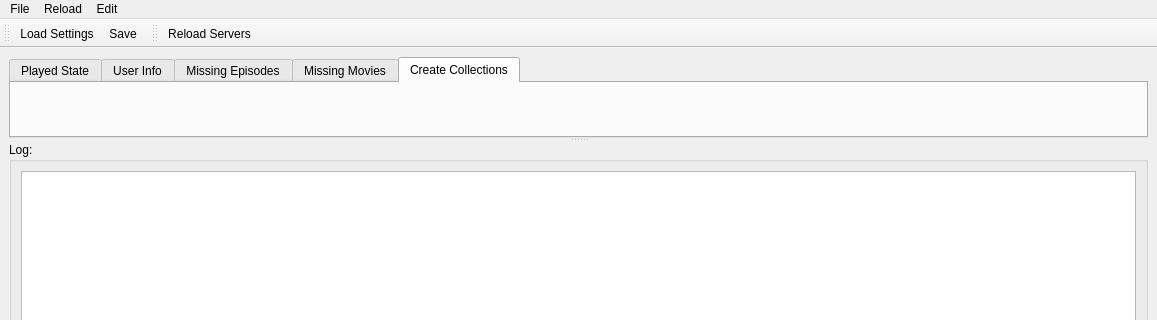
The window that UI/MainWindow.ui (towel42-com/EmbySync) describes before a commit, drawn with Qt 5; both pictures show x 0 to 1157 and y 0 to 320 of the 1157 by 826 pixel window.
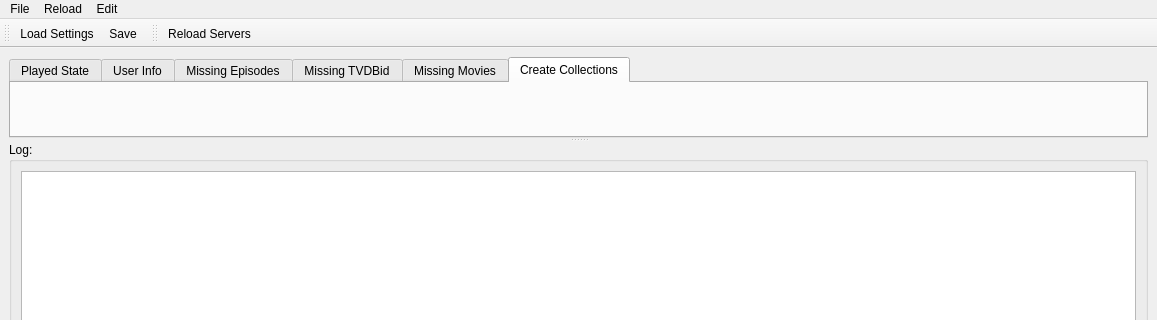
The same window after the commit. The open tabs and pages were chosen to show the change. Icons and pictures are not drawn. Custom widgets are drawn as their Qt base class.

Commit message: Added validate/search for MissingTVDBid

```diff
--- a/UI/MainWindow.ui
+++ b/UI/MainWindow.ui
@@ -39,6 +39,11 @@
          <string>Missing Episodes</string>
         </attribute>
        </widget>
+       <widget class="CMissingTVDBid" name="missingTVDBid">
+        <attribute name="title">
+         <string>Missing TVDBid</string>
+        </attribute>
+       </widget>
        <widget class="CMissingMovies" name="missingMovies">
         <attribute name="title">
          <string>Missing Movies</string>
@@ -252,6 +257,12 @@
    <header>CreateCollections.h</header>
    <container>1</container>
   </customwidget>
+  <customwidget>
+   <class>CMissingTVDBid</class>
+   <extends>QWidget</extends>
+   <header>MissingTVDBid.h</header>
+   <container>1</container>
+  </customwidget>
  </customwidgets>
  <resources>
   <include location="EmbySync.qrc"/>
```
Left out of the diff: 2 changed lines with no effect on the pictures. The commit also changes 18 other files.
